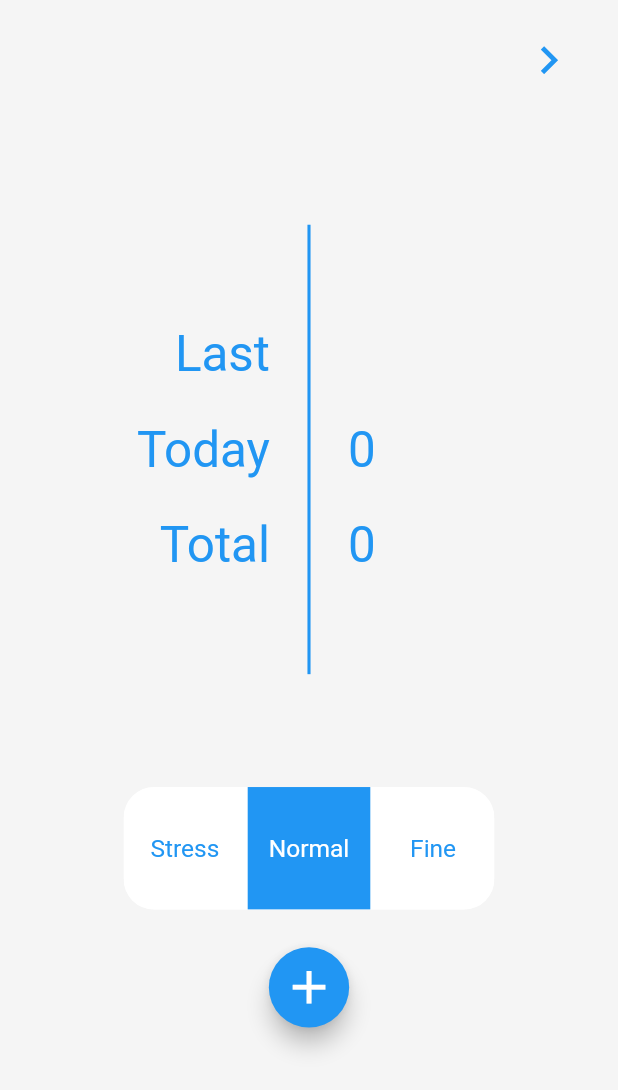
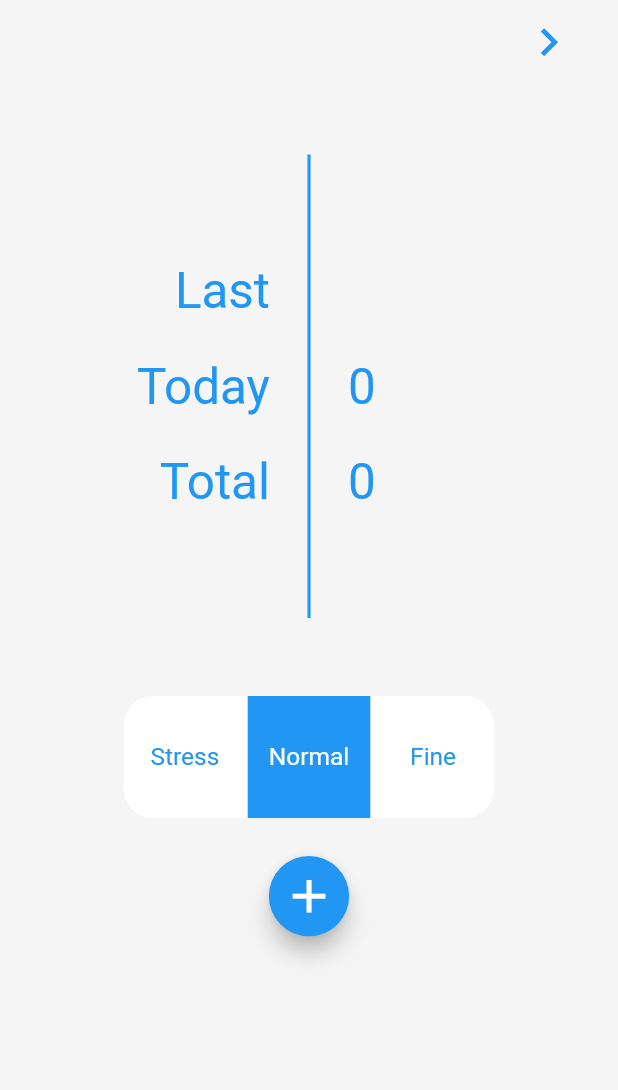
Before and after one commit to erdemsiyam/sigara_metre, a Flutter app: the screen it shows after launch, on a phone screen of 412 x 824 dp. Shown: the top 1090 px of the screen. Run offline on Flutter 3.47's test engine with Material 2 defaults, Android fonts, the phone set to English and light mode, and no system bars; drawn by our look-alikes of toggle_switch; our stand-ins replace device_preview, fl_chart, sqflite; missing offline and left inert: date_range_picker; accounts and stored records are empty.

```diff
--- a/lib/pages/home/home_page.dart
+++ b/lib/pages/home/home_page.dart
@@ -10,7 +10,7 @@ import 'package:sigara_metre/util/context_extension.dart';
 
 class HomePage extends StatelessWidget {
   HomeProvider _homeProvider;
-  Stress _stress;
+  Stress _stress = Stress.MEDIUM;
   @override
   Widget build(BuildContext context) {
     _homeProvider = Provider.of<HomeProvider>(context, listen: false);
@@ -24,9 +24,10 @@ class HomePage extends StatelessWidget {
           children: [
             Expanded(flex: 1, child: rightButton(context)),
             Expanded(flex: 1, child: SizedBox()),
-            Expanded(flex: 4, child: LastTextsWidget()),
+            Expanded(flex: 6, child: LastTextsWidget()),
             Expanded(flex: 1, child: SizedBox()),
-            Expanded(flex: 4, child: addSmokeWidget(context)),
+            Expanded(flex: 6, child: addSmokeWidget(context)),
+            Expanded(flex: 1, child: SizedBox()),
           ],
         ),
       ),
--- a/pubspec.yaml
+++ b/pubspec.yaml
@@ -30,7 +30,7 @@ dependencies:
   provider: ^5.0.0 # provider paketi
   sqflite: any # sql için
   path_provider: ^2.0.1 # dosya okuma - sql için
-  flutter_native_admob: ^2.1.0+3 # reklam
+  # flutter_native_admob: ^2.1.0+3 # reklam
 
   # The following adds the Cupertino Icons font to your application.
   # Use with the CupertinoIcons class for iOS style icons.
```
Also changed, not shown: pubspec.lock.
